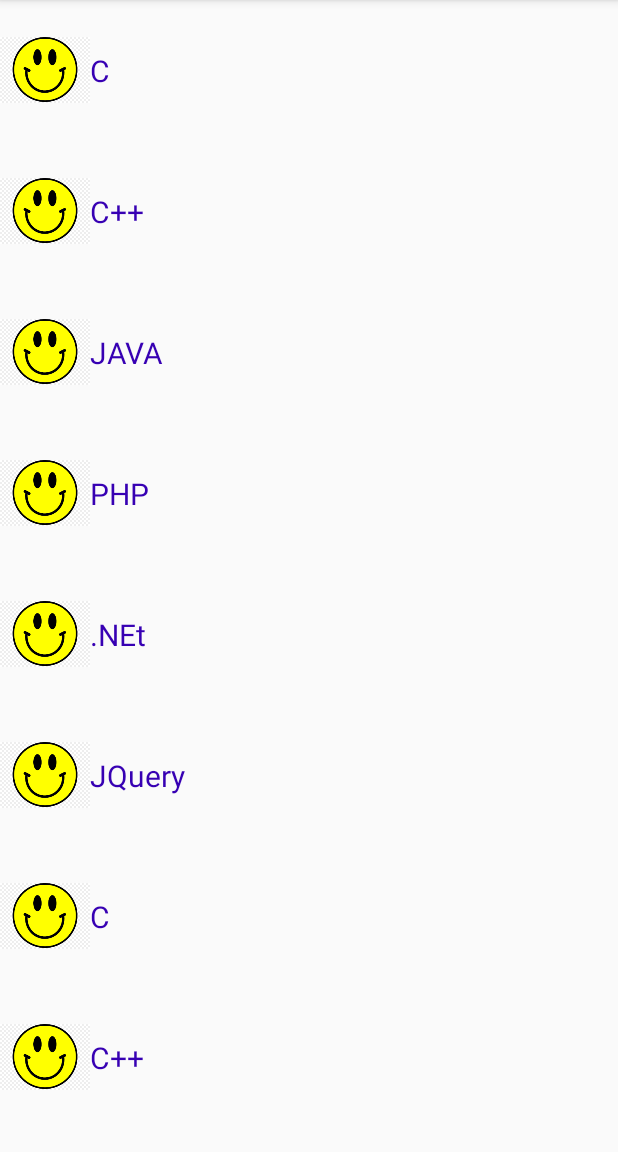
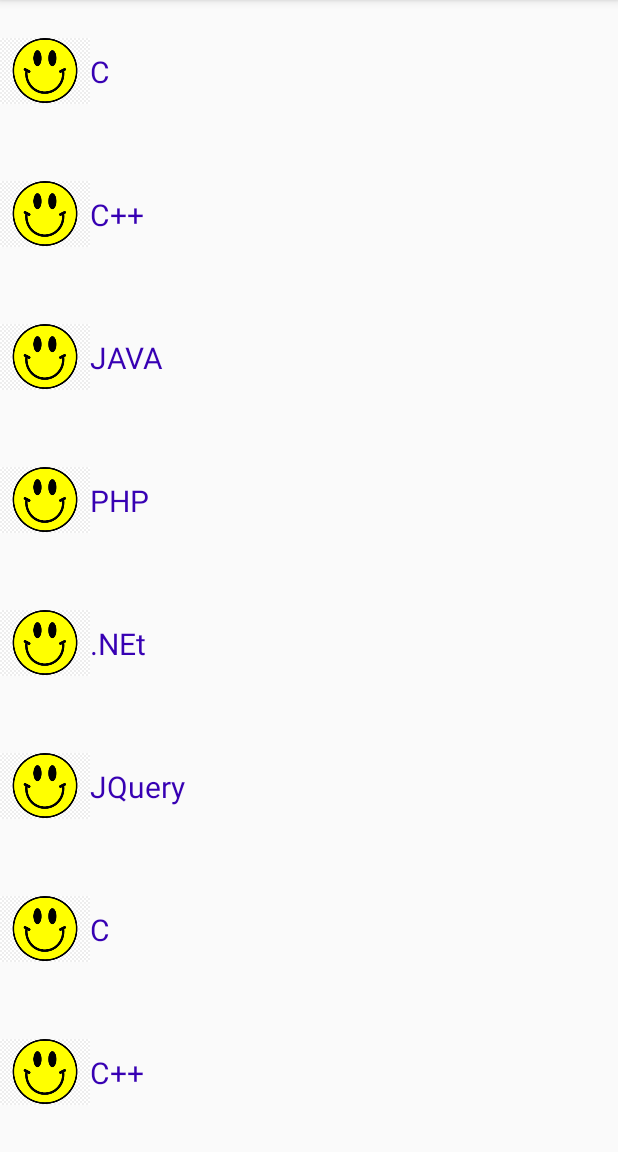
Before and after one commit to sumonece15/RecyclerView-Example2, an Android app: the screen it shows after launch (MainActivity), on a phone screen of 412 x 824 dp, the part 84-1236 px from its top. Run offline under Robolectric (Android 15) with nearby library versions, the phone set to English and light mode, and no system bars.

Commit message:
RecyclerView Example2 (1.0)

```diff
--- a/app/src/main/res/layout/single_row.xml
+++ b/app/src/main/res/layout/single_row.xml
@@ -1,7 +1,7 @@
 <?xml version="1.0" encoding="utf-8"?>
 <androidx.appcompat.widget.LinearLayoutCompat xmlns:android="http://schemas.android.com/apk/res/android"
     android:layout_width="match_parent"
-    android:layout_height="94dp">
+    android:layout_height="95dp">
 
     <ImageView
         android:id="@+id/img1"
```
